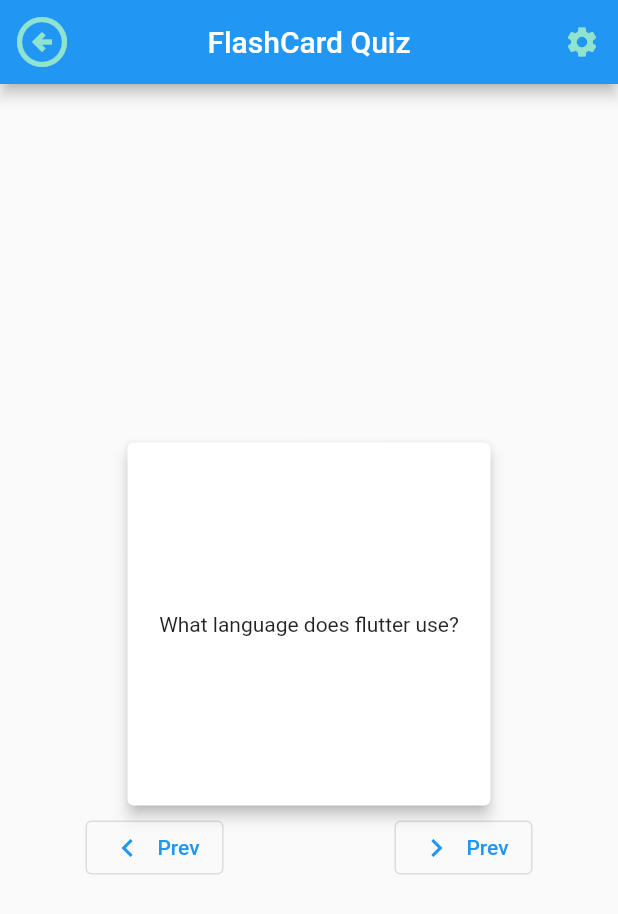
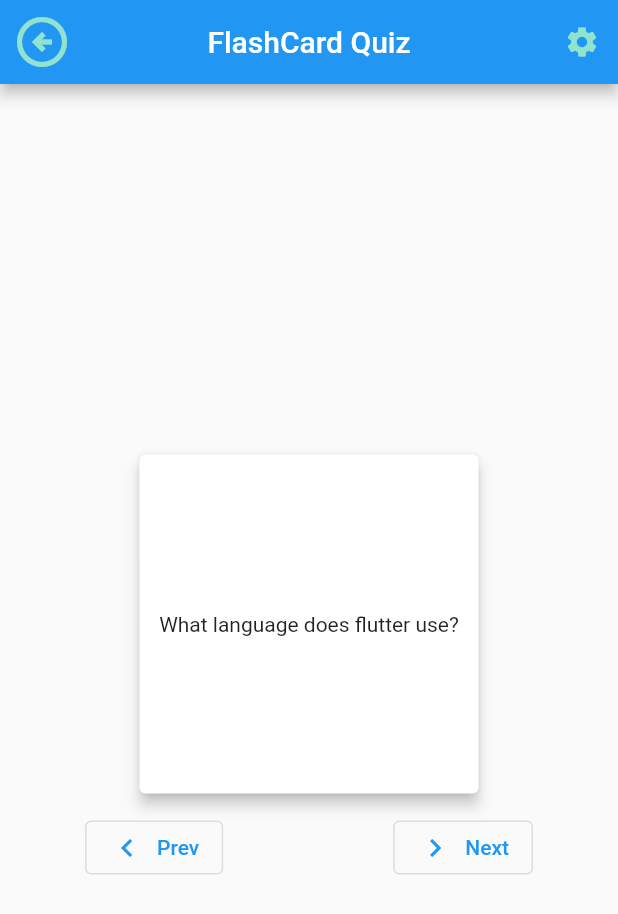
Before and after one commit to AllyTechEngineering/flutter_dart_flashcards, a Flutter app: the screen it shows after launch, on a phone screen of 412 x 824 dp. Shown: the top 914 px of the screen. Run offline on Flutter 3.47's test engine with Material 2 defaults, Android fonts, the phone set to English and light mode, and no system bars; drawn by our look-alikes of flip_card.

```diff
--- a/lib/screens/home_screen.dart
+++ b/lib/screens/home_screen.dart
@@ -58,10 +58,13 @@
               SizedBox(
                 width: 250,
                 height: 250,
-                child: FlipCard(
-                  front: FlashcardView(text: _flashcards[_currIndex].question),
-                  back: FlashcardView(
-                    text: _flashcards[_currIndex].answer,
+                child: Padding(
+                  padding: const EdgeInsets.all(8.0),
+                  child: FlipCard(
+                    front: FlashcardView(text: _flashcards[_currIndex].question),
+                    back: FlashcardView(
+                      text: _flashcards[_currIndex].answer,
+                    ),
                   ),
                 ),
               ),
@@ -69,14 +72,14 @@
                 mainAxisAlignment: MainAxisAlignment.spaceAround,
                 children: [
                   OutlinedButton.icon(
-                    onPressed: () {},
+                    onPressed: previousCard,
                     icon: const Icon(Icons.chevron_left),
                     label: const Text('Prev'),
                   ),
                   OutlinedButton.icon(
-                    onPressed: () {},
+                    onPressed: nextCard,
                     icon: const Icon(Icons.chevron_right),
-                    label: const Text('Prev'),
+                    label: const Text('Next'),
                   ),
                 ],
               ),
```
